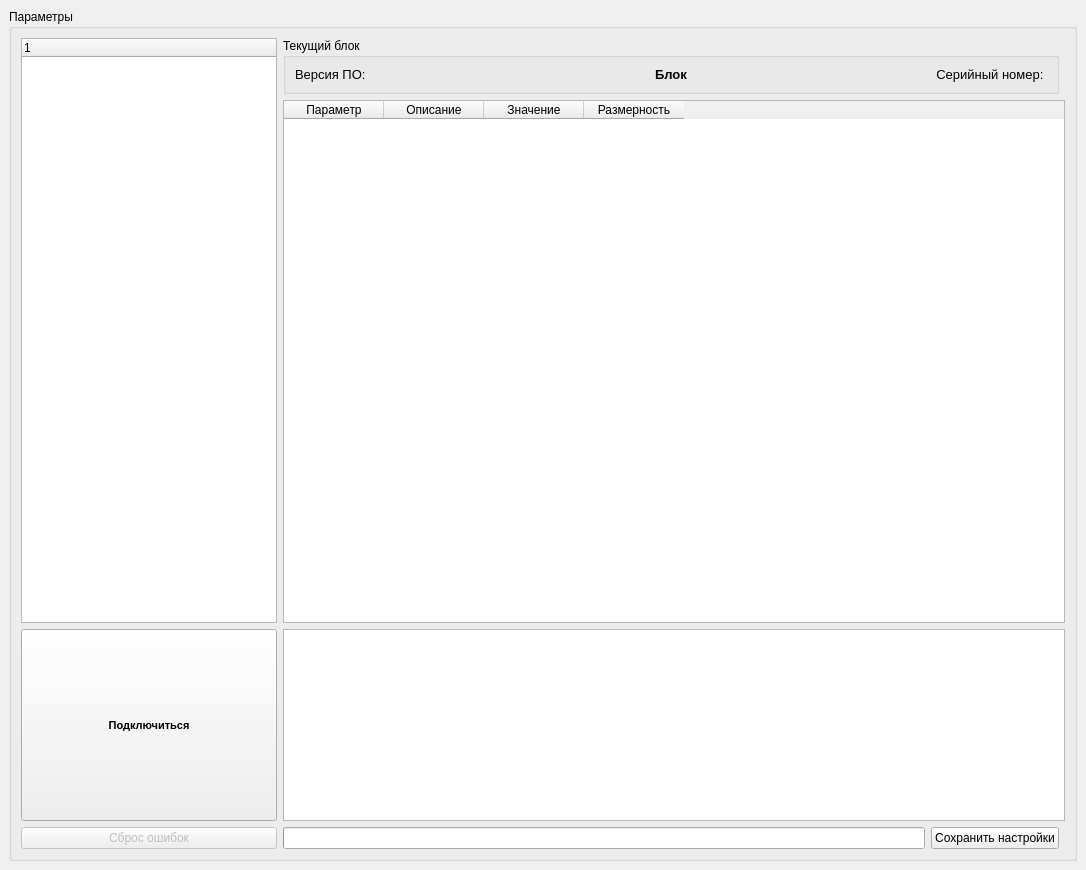
Above: VMU_monitor_v2.ui from hochu-leto/EVIS before the change. Below: the same form after it.
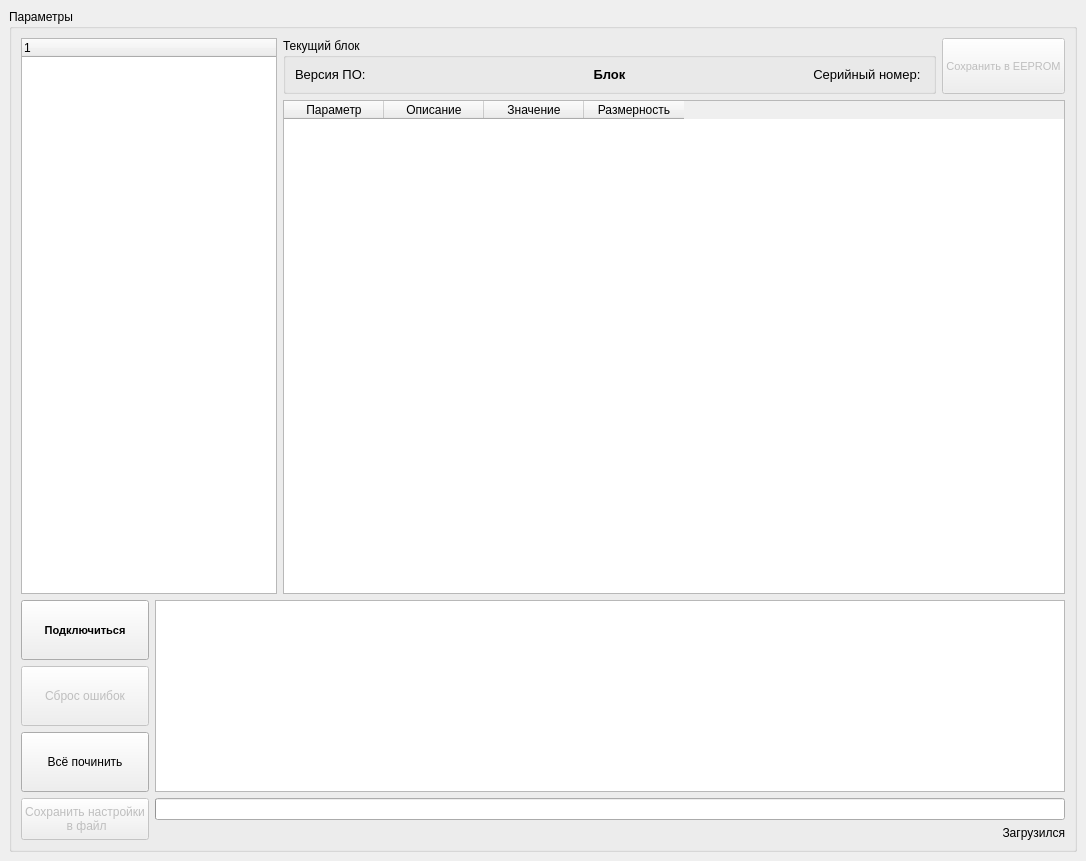
That is the form after the change.

Patch:
```diff
--- a/VMU_monitor_v2.ui
+++ b/VMU_monitor_v2.ui
@@ -7,7 +7,7 @@
     <x>0</x>
     <y>0</y>
     <width>1086</width>
-    <height>870</height>
+    <height>861</height>
    </rect>
   </property>
   <property name="sizePolicy">
@@ -38,113 +38,11 @@
       <property name="title">
        <string>Параметры</string>
       </property>
-      <layout class="QGridLayout" name="gridLayout_2" rowstretch="9,0,0,0,0,0,0,0" columnstretch="0,2,3,0" columnminimumwidth="0,0,0,0">
-       <property name="sizeConstraint">
-        <enum>QLayout::SetNoConstraint</enum>
-       </property>
-       <item row="6" column="0">
-        <widget class="QPushButton" name="connect_btn">
-         <property name="sizePolicy">
-          <sizepolicy hsizetype="Minimum" vsizetype="Preferred">
-           <horstretch>0</horstretch>
-           <verstretch>0</verstretch>
-          </sizepolicy>
-         </property>
-         <property name="minimumSize">
-          <size>
-           <width>0</width>
-           <height>0</height>
-          </size>
-         </property>
-         <property name="baseSize">
-          <size>
-           <width>0</width>
-           <height>0</height>
-          </size>
-         </property>
-         <property name="font">
-          <font>
-           <pointsize>8</pointsize>
-           <weight>75</weight>
-           <bold>true</bold>
-          </font>
-         </property>
-         <property name="text">
-          <string>Подключиться</string>
-         </property>
-        </widget>
-       </item>
-       <item row="7" column="0">
-        <widget class="QPushButton" name="reset_faults">
-         <property name="enabled">
-          <bool>false</bool>
-         </property>
-         <property name="sizePolicy">
-          <sizepolicy hsizetype="Minimum" vsizetype="Preferred">
-           <horstretch>0</horstretch>
-           <verstretch>0</verstretch>
-          </sizepolicy>
-         </property>
-         <property name="text">
-          <string>Сброс ошибок</string>
-         </property>
-        </widget>
-       </item>
-       <item row="0" column="0" rowspan="6">
-        <widget class="QTreeWidget" name="nodes_tree">
-         <property name="sizePolicy">
-          <sizepolicy hsizetype="Expanding" vsizetype="Minimum">
-           <horstretch>0</horstretch>
-           <verstretch>0</verstretch>
-          </sizepolicy>
-         </property>
-         <column>
-          <property name="text">
-           <string notr="true">1</string>
-          </property>
-         </column>
-        </widget>
-       </item>
-       <item row="1" column="1" rowspan="5" colspan="3">
-        <widget class="QTableWidget" name="vmu_param_table">
-         <property name="enabled">
-          <bool>true</bool>
-         </property>
-         <property name="sizePolicy">
-          <sizepolicy hsizetype="MinimumExpanding" vsizetype="Expanding">
-           <horstretch>0</horstretch>
-           <verstretch>0</verstretch>
-          </sizepolicy>
-         </property>
-         <property name="sizeAdjustPolicy">
-          <enum>QAbstractScrollArea::AdjustToContents</enum>
-         </property>
-         <column>
-          <property name="text">
-           <string>Параметр</string>
-          </property>
-         </column>
-         <column>
-          <property name="text">
-           <string>Описание</string>
-          </property>
-         </column>
-         <column>
-          <property name="text">
-           <string>Значение</string>
-          </property>
-         </column>
-         <column>
-          <property name="text">
-           <string>Размерность</string>
-          </property>
-         </column>
-        </widget>
-       </item>
-       <item row="0" column="1" colspan="2">
+      <layout class="QGridLayout" name="gridLayout" columnstretch="0,0,3,0">
+       <item row="0" column="2">
         <widget class="QGroupBox" name="groupBox">
          <property name="sizePolicy">
-          <sizepolicy hsizetype="MinimumExpanding" vsizetype="Fixed">
+          <sizepolicy hsizetype="Minimum" vsizetype="Fixed">
            <horstretch>0</horstretch>
            <verstretch>0</verstretch>
           </sizepolicy>
@@ -153,10 +51,13 @@
           <string>Текущий блок</string>
          </property>
          <layout class="QHBoxLayout" name="horizontalLayout_2">
+          <property name="sizeConstraint">
+           <enum>QLayout::SetMaximumSize</enum>
+          </property>
           <item>
            <widget class="QLabel" name="node_fm_lab">
             <property name="sizePolicy">
-             <sizepolicy hsizetype="Preferred" vsizetype="Expanding">
+             <sizepolicy hsizetype="Minimum" vsizetype="Expanding">
               <horstretch>0</horstretch>
               <verstretch>0</verstretch>
              </sizepolicy>
@@ -174,7 +75,7 @@
           <item>
            <widget class="QLabel" name="node_name_lab">
             <property name="sizePolicy">
-             <sizepolicy hsizetype="Preferred" vsizetype="Expanding">
+             <sizepolicy hsizetype="Minimum" vsizetype="Expanding">
               <horstretch>0</horstretch>
               <verstretch>0</verstretch>
              </sizepolicy>
@@ -197,7 +98,7 @@
           <item>
            <widget class="QLabel" name="node_s_n_lab">
             <property name="sizePolicy">
-             <sizepolicy hsizetype="Preferred" vsizetype="Expanding">
+             <sizepolicy hsizetype="Minimum" vsizetype="Expanding">
               <horstretch>0</horstretch>
               <verstretch>0</verstretch>
              </sizepolicy>
@@ -218,7 +119,7 @@
          </layout>
         </widget>
        </item>
-       <item row="6" column="1" colspan="3">
+       <item row="2" column="1" rowspan="3" colspan="3">
         <widget class="QTextBrowser" name="errors_browser">
          <property name="sizePolicy">
           <sizepolicy hsizetype="MinimumExpanding" vsizetype="Minimum">
@@ -228,7 +129,160 @@
          </property>
         </widget>
        </item>
-       <item row="7" column="1">
+       <item row="1" column="2" colspan="2">
+        <widget class="QTableWidget" name="vmu_param_table">
+         <property name="enabled">
+          <bool>true</bool>
+         </property>
+         <property name="sizePolicy">
+          <sizepolicy hsizetype="MinimumExpanding" vsizetype="Expanding">
+           <horstretch>0</horstretch>
+           <verstretch>0</verstretch>
+          </sizepolicy>
+         </property>
+         <property name="sizeAdjustPolicy">
+          <enum>QAbstractScrollArea::AdjustToContents</enum>
+         </property>
+         <column>
+          <property name="text">
+           <string>Параметр</string>
+          </property>
+         </column>
+         <column>
+          <property name="text">
+           <string>Описание</string>
+          </property>
+         </column>
+         <column>
+          <property name="text">
+           <string>Значение</string>
+          </property>
+         </column>
+         <column>
+          <property name="text">
+           <string>Размерность</string>
+          </property>
+         </column>
+        </widget>
+       </item>
+       <item row="2" column="0">
+        <widget class="QPushButton" name="connect_btn">
+         <property name="sizePolicy">
+          <sizepolicy hsizetype="Minimum" vsizetype="Preferred">
+           <horstretch>0</horstretch>
+           <verstretch>0</verstretch>
+          </sizepolicy>
+         </property>
+         <property name="minimumSize">
+          <size>
+           <width>0</width>
+           <height>0</height>
+          </size>
+         </property>
+         <property name="baseSize">
+          <size>
+           <width>0</width>
+           <height>0</height>
+          </size>
+         </property>
+         <property name="font">
+          <font>
+           <pointsize>8</pointsize>
+           <weight>75</weight>
+           <bold>true</bold>
+          </font>
+         </property>
+         <property name="text">
+          <string>Подключиться</string>
+         </property>
+        </widget>
+       </item>
+       <item row="3" column="0">
+        <widget class="QPushButton" name="reset_faults">
+         <property name="enabled">
+          <bool>false</bool>
+         </property>
+         <property name="sizePolicy">
+          <sizepolicy hsizetype="Minimum" vsizetype="Preferred">
+           <horstretch>0</horstretch>
+           <verstretch>0</verstretch>
+          </sizepolicy>
+         </property>
+         <property name="text">
+          <string>Сброс ошибок</string>
+         </property>
+        </widget>
+       </item>
+       <item row="0" column="0" rowspan="2" colspan="2">
+        <widget class="QTreeWidget" name="nodes_tree">
+         <property name="sizePolicy">
+          <sizepolicy hsizetype="Maximum" vsizetype="Minimum">
+           <horstretch>0</horstretch>
+           <verstretch>0</verstretch>
+          </sizepolicy>
+         </property>
+         <column>
+          <property name="text">
+           <string notr="true">1</string>
+          </property>
+         </column>
+        </widget>
+       </item>
+       <item row="4" column="0">
+        <widget class="QPushButton" name="pushButton">
+         <property name="sizePolicy">
+          <sizepolicy hsizetype="Minimum" vsizetype="Preferred">
+           <horstretch>0</horstretch>
+           <verstretch>0</verstretch>
+          </sizepolicy>
+         </property>
+         <property name="text">
+          <string>Всё починить</string>
+         </property>
+        </widget>
+       </item>
+       <item row="0" column="3">
+        <widget class="QPushButton" name="save_eeprom_btn">
+         <property name="enabled">
+          <bool>false</bool>
+         </property>
+         <property name="sizePolicy">
+          <sizepolicy hsizetype="Maximum" vsizetype="Preferred">
+           <horstretch>0</horstretch>
+           <verstretch>0</verstretch>
+          </sizepolicy>
+         </property>
+         <property name="font">
+          <font>
+           <pointsize>8</pointsize>
+          </font>
+         </property>
+         <property name="layoutDirection">
+          <enum>Qt::RightToLeft</enum>
+         </property>
+         <property name="text">
+          <string>Сохранить в EEPROM</string>
+         </property>
+        </widget>
+       </item>
+       <item row="5" column="0" rowspan="2">
+        <widget class="QPushButton" name="save_to_file_btn">
+         <property name="enabled">
+          <bool>false</bool>
+         </property>
+         <property name="sizePolicy">
+          <sizepolicy hsizetype="Fixed" vsizetype="Minimum">
+           <horstretch>0</horstretch>
+           <verstretch>0</verstretch>
+          </sizepolicy>
+         </property>
+         <property name="text">
+          <string>Сохранить настройки 
+ в файл</string>
+         </property>
+        </widget>
+       </item>
+       <item row="5" column="1" colspan="3">
         <widget class="QProgressBar" name="node_nsme_pbar">
          <property name="value">
           <number>0</number>
@@ -241,16 +295,30 @@
          </property>
         </widget>
        </item>
-       <item row="7" column="2">
-        <widget class="QPushButton" name="save_to_file_btn">
+       <item row="6" column="1" colspan="3">
+        <widget class="QLabel" name="log_lbl">
          <property name="sizePolicy">
-          <sizepolicy hsizetype="Maximum" vsizetype="Fixed">
+          <sizepolicy hsizetype="Preferred" vsizetype="Preferred">
            <horstretch>0</horstretch>
            <verstretch>0</verstretch>
           </sizepolicy>
          </property>
+         <property name="font">
+          <font>
+           <pointsize>9</pointsize>
+          </font>
+         </property>
+         <property name="layoutDirection">
+          <enum>Qt::LeftToRight</enum>
+         </property>
+         <property name="frameShape">
+          <enum>QFrame::NoFrame</enum>
+         </property>
          <property name="text">
-          <string>Сохранить настройки</string>
+          <string>Загрузился</string>
+         </property>
+         <property name="alignment">
+          <set>Qt::AlignRight|Qt::AlignTrailing|Qt::AlignVCenter</set>
          </property>
         </widget>
        </item>
```
